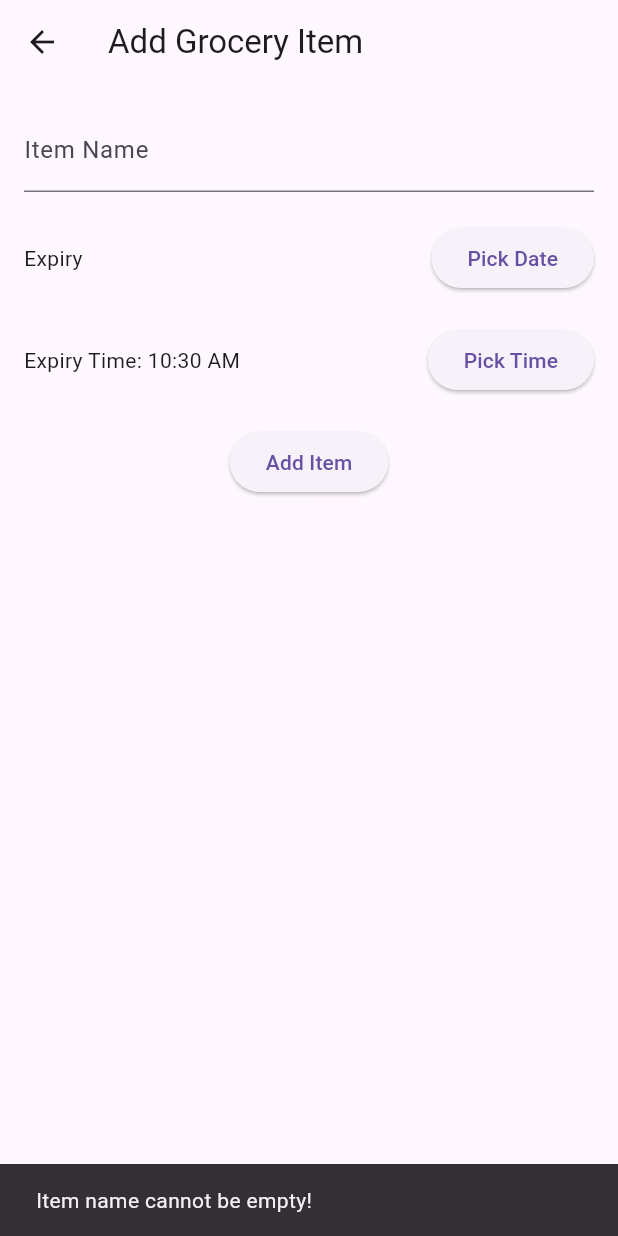
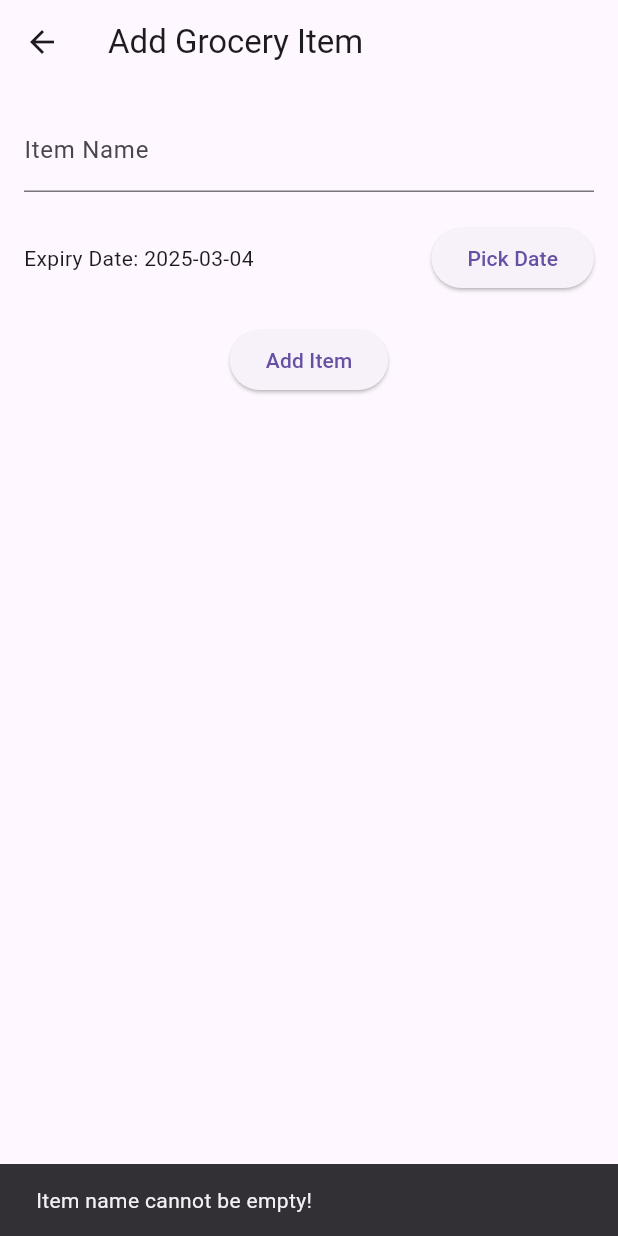
Before and after one commit to R1dhaa/expiry_tracker, a Flutter app: the AddGroceryScreen screen opened directly, after a tap on "Add Item", on a phone screen of 412 x 824 dp. Run offline on Flutter 3.47's test engine with Material 3 defaults, Android fonts, the phone set to English and light mode, and no system bars; our stand-ins replace hive, hive_flutter; accounts and stored records are empty.

Commit message:
removed expiry time

```diff
--- a/lib/screens/add_grocery_screen.dart
+++ b/lib/screens/add_grocery_screen.dart
@@ -1,6 +1,7 @@
 import 'package:flutter/material.dart';
 import 'package:hive/hive.dart';
 import '../models/grocery_item.dart';
+import 'package:intl/intl.dart';
 
 class AddGroceryScreen extends StatefulWidget {
   const AddGroceryScreen({super.key});
@@ -12,7 +13,6 @@ class AddGroceryScreen extends StatefulWidget {
 class _AddGroceryScreenState extends State<AddGroceryScreen> {
   final TextEditingController _nameController = TextEditingController();
   DateTime _selectedDate = DateTime.now();
-  TimeOfDay _selectedTime = TimeOfDay.now(); // NEW TIME FIELD
   late Box<GroceryItem> groceryBox;
 
   @override
@@ -29,7 +29,6 @@ void _addItem() {
       return;
     }
 
-  String formattedTime = _selectedTime.format(context);
     final newItem = GroceryItem(
       name: _nameController.text.trim(),
       expiryDate: _selectedDate,
@@ -55,19 +54,6 @@ void _addItem() {
 }
 
 
-  void _pickTime(BuildContext context) async {
-    TimeOfDay? picked = await showTimePicker(
-      context: context,
-      initialTime: _selectedTime,
-    );
-
-    if (picked != null) {
-      setState(() {
-        _selectedTime = picked;
-      });
-    }
-  }
-
   @override
   Widget build(BuildContext context) {
     return Scaffold(
@@ -84,24 +70,14 @@ void _addItem() {
             Row(
               mainAxisAlignment: MainAxisAlignment.spaceBetween,
               children: [
-                Text("Expiry Date: ${_selectedDate.toLocal()}".split(' ')[0]),
+                Text("Expiry Date: ${DateFormat('yyyy-MM-dd').format(_selectedDate)}"),
                 ElevatedButton(
                   onPressed: () => _pickDate(context),
                   child: const Text("Pick Date"),
                 ),
               ],
             ),
-            const SizedBox(height: 20),
-            Row(
-              mainAxisAlignment: MainAxisAlignment.spaceBetween,
-              children: [
-                Text("Expiry Time: ${_selectedTime.format(context)}"),
-                ElevatedButton(
-                  onPressed: () => _pickTime(context),
-                  child: const Text("Pick Time"),
-                ),
-              ],
-            ),
+
             const SizedBox(height: 20),
             ElevatedButton(
               onPressed: _addItem,
--- a/lib/screens/grocery_list_screen.dart
+++ b/lib/screens/grocery_list_screen.dart
@@ -2,6 +2,7 @@ import 'package:flutter/material.dart';
 import 'package:hive_flutter/hive_flutter.dart';
 import '../models/grocery_item.dart';
 import 'add_grocery_screen.dart';
+import 'package:intl/intl.dart';
 
 class GroceryListScreen extends StatefulWidget {
   const GroceryListScreen({super.key});
@@ -40,7 +41,7 @@ class _GroceryListScreenState extends State<GroceryListScreen> {
               final item = box.getAt(index)!;
               return ListTile(
                 title: Text(item.name),
-                subtitle: Text("Expiry: ${item.expiryDate.toLocal()}"),
+                subtitle: Text("Expiry: ${DateFormat('yyyy-MM-dd').format(item.expiryDate)}"),
                 trailing: IconButton(
                   icon: const Icon(Icons.delete, color: Colors.red),
                   onPressed: () => _deleteItem(index),
```
Also changed, not shown: lib/models/grocery_item.g.dart. Lines whose indentation alone changed are shown as unchanged.
